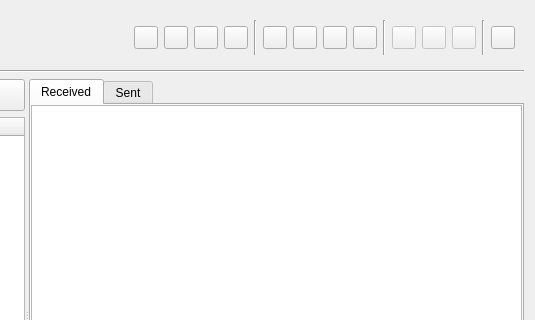
Qt form src/gui/ui/payments.ui (Open-Transactions/Moneychanger) before a commit; both pictures show x 386 to 921 and y 0 to 320 of the 921 by 569 pixel window.
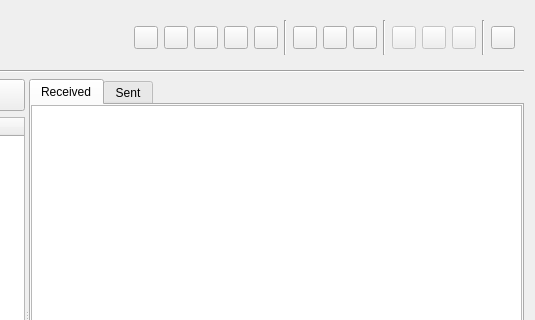
The same form after that commit.

Diff of the .ui file:
```diff
--- a/src/gui/ui/payments.ui
+++ b/src/gui/ui/payments.ui
@@ -39,6 +39,13 @@
           </property>
          </widget>
         </item>
+        <item>
+         <widget class="QToolButton" name="toolButtonContacts">
+          <property name="text">
+           <string/>
+          </property>
+         </widget>
+        </item>
         <item>
          <widget class="QToolButton" name="toolButtonRequest">
           <property name="text">
@@ -74,13 +81,6 @@
           </property>
          </widget>
         </item>
-        <item>
-         <widget class="QToolButton" name="toolButtonContacts">
-          <property name="text">
-           <string/>
-          </property>
-         </widget>
-        </item>
         <item>
          <widget class="QToolButton" name="toolButtonExchange">
           <property name="text">
```
